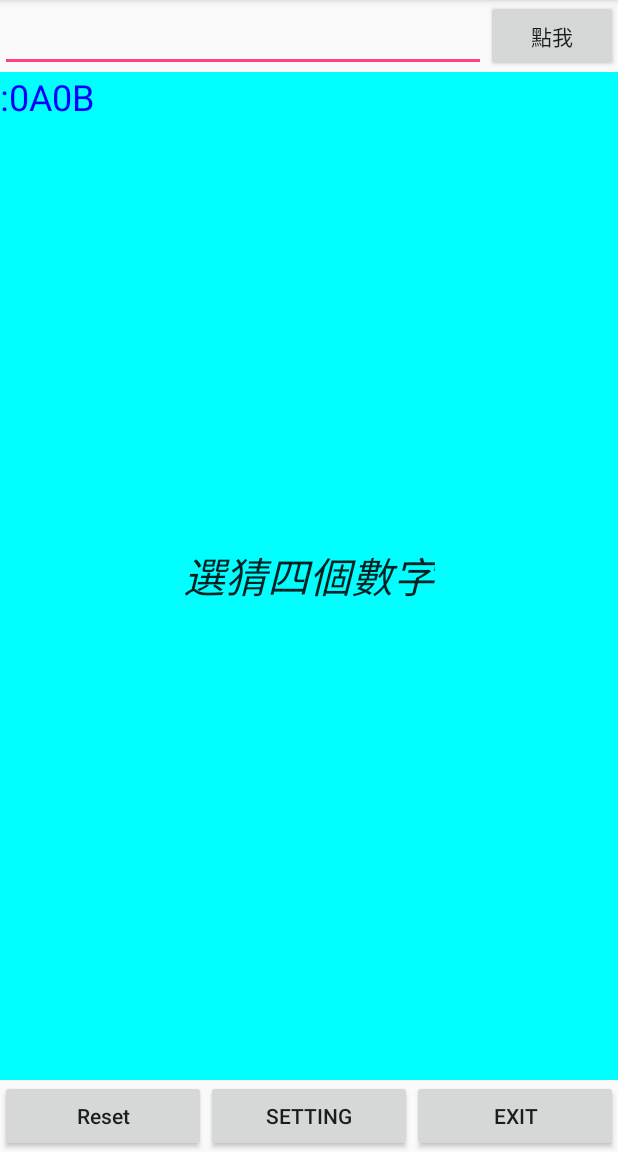
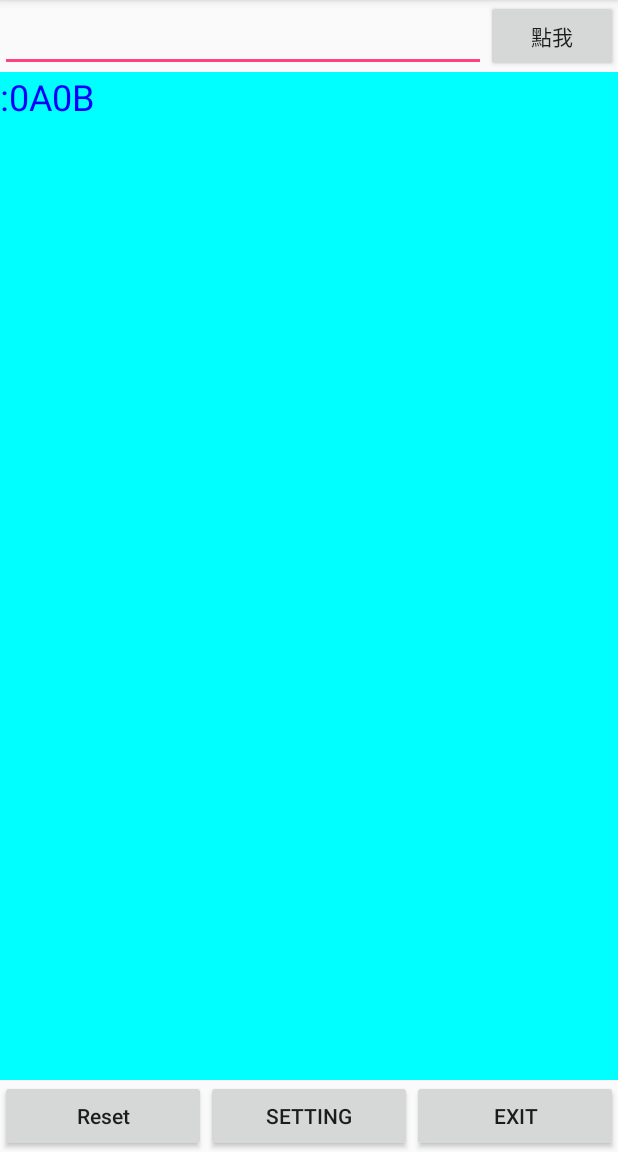
Before and after one commit to saykishish/GuessNumberV1, an Android app: the screen it shows after launch (MainActivity), after a tap on "點我", on a phone screen of 412 x 824 dp, the part 84-1236 px from its top. Run offline under Robolectric (Android 15) with nearby library versions, the phone set to English and light mode, and no system bars; 2 statements that could not run were skipped.

Commit message:
2018-03-08 09:04pm

```diff
--- a/app/src/main/java/com/example/asus/guessnumberv1/MainActivity.java
+++ b/app/src/main/java/com/example/asus/guessnumberv1/MainActivity.java
@@ -13,11 +13,14 @@ import android.widget.TextView;
 
 public class MainActivity extends AppCompatActivity
 {
-    private Button guess;
+    private Button guess, restart, setting, exit;
     private EditText input;
     private TextView log, mesg;
     private String answer;
 
+    //先會做記數的動作  到了第九次 還可以再玩 再猜 沒中 再來第十次 也沒猜中 ，就進入if判斷  else印出
+    private int count; //做加加
+    private int initZero; //上限
 
     @Override
     protected void onCreate(Bundle savedInstanceState)
@@ -29,6 +32,9 @@ public class MainActivity extends AppCompatActivity
         input = findViewById(R.id.input);
         log = findViewById(R.id.log);
         mesg = findViewById(R.id.mesg);
+        //restart = findViewById(R.id.reset);
+        setting = findViewById(R.id.setting);
+        //exit = findViewById(R.id.exit);
 
         guess.setOnClickListener(new View.OnClickListener()
         {
@@ -54,6 +60,8 @@ public class MainActivity extends AppCompatActivity
         log.setText("");
         answer = "123"; //解答
         Log.v("brad", answer);
+        count = 0;
+
     }//initGame() 初始化
 
     private void doGuess()
@@ -63,16 +71,28 @@ public class MainActivity extends AppCompatActivity
         input.setText("");
         //log.setText(strInput);
 
+        count++;
+
+//        if(count == 10){
+//            showLoseDialog();
+//        }//if
+
         String result = checkAB(answer, strInput);
         log.append(strInput + ":" + result + "\n");
 
+
+
+
+        //如果 使用者輸入的結果 等同於 3A0B 的話就 贏視窗。  否則 次數尚未等於10還是可以繼續猜，等於10 就輸視窗
         if(result.equals("3A0B")) {
-         showDialog();
-        }//if
+            showWinDialog();
+        }else if (count == 10){
+            showLoseDialog();
+        }
 
     }//doGuess()
 
-    private void showDialog()
+    private void showWinDialog()
     {
         AlertDialog alert = null;
         AlertDialog.Builder builder = new AlertDialog.Builder(this);
@@ -87,7 +107,25 @@ public class MainActivity extends AppCompatActivity
         });//OnClickListener()
         alert = builder.create();
         alert.show();
-    }//showDialog
+    }//showWinDialog
+
+    private void showLoseDialog()
+    {
+        AlertDialog alert = null;
+        AlertDialog.Builder builder = new AlertDialog.Builder(this);
+        builder.setTitle("Loser");
+        builder.setMessage("你十次都猜錯搂，請重玩!");
+        builder.setCancelable(false);
+        builder.setPositiveButton("ok", new DialogInterface.OnClickListener() {
+            @Override
+            public void onClick(DialogInterface dialogInterface, int i) {
+                initGame();
+            }
+        });//OnClickListener()
+        alert = builder.create();
+        alert.show();
+    }//showLoseDialog()
+
 
     static String checkAB(String a, String g)
     {
--- a/app/src/main/res/layout/activity_main.xml
+++ b/app/src/main/res/layout/activity_main.xml
@@ -42,6 +42,7 @@
         >
 
         <Button
+            android:id="@+id/reset"
             android:layout_width="0dp"
             android:layout_height="wrap_content"
             android:layout_weight="1"
@@ -50,12 +51,14 @@
             android:onClick="reset"
             />
         <Button
+            android:id="@+id/setting"
             android:layout_width="0dp"
             android:layout_height="wrap_content"
             android:layout_weight="1"
             android:text="Setting"
             />
         <Button
+            android:id="@+id/exit"
             android:layout_width="0dp"
             android:layout_height="wrap_content"
             android:layout_weight="1"
@@ -93,31 +96,4 @@
         android:visibility="gone"
         />
 
-    <RelativeLayout
-        android:layout_width="wrap_content"
-        android:layout_height="wrap_content"
-        android:layout_centerInParent="true"
-        >
-
-        <CheckBox
-            android:layout_width="wrap_content"
-            android:layout_height="wrap_content"
-            android:layout_toLeftOf="@id/fourWord"
-            />
-        <CheckedTextView
-            android:id="@+id/fourWord"
-            android:layout_width="wrap_content"
-            android:layout_height="wrap_content"
-            android:layout_centerInParent="true"
-            android:text="選猜四個數字"
-            android:textSize="28sp"
-            android:textStyle="italic"
-
-            />
-
-
-
-
-    </RelativeLayout>
-
 </RelativeLayout>
```
